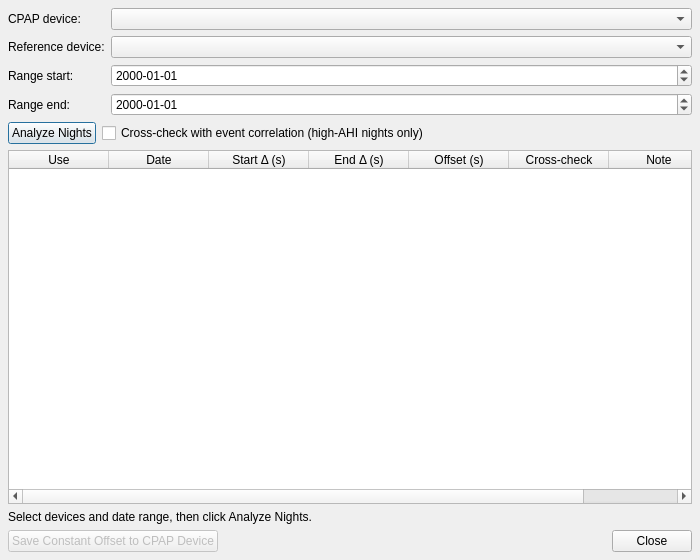
Before: the Qt Designer form oscar/clocksyncdialog.ui in garett09/OSCAR-V2, drawn with Qt 5.
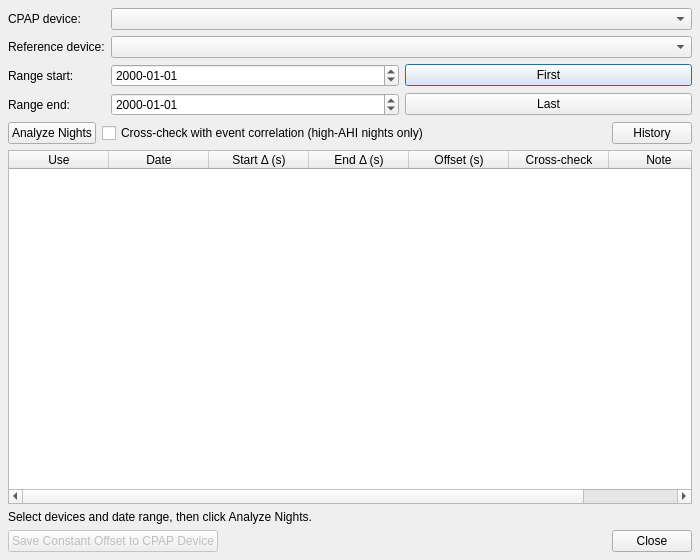
After: the same form once the commit is applied.

Commit message:
feat(ui): wire History button and upsertNights into ClockSyncDialog
Adds the History button to the analyze bar in clocksyncdialog.ui, wires
it to onHistory() which opens ClockDriftHistoryDialog, and calls
NightClockOffsetsRepository::upsertNights after populateTable() to
persist nightly measurements for the history view.

```diff
--- a/oscar/clocksyncdialog.ui
+++ b/oscar/clocksyncdialog.ui
@@ -42,20 +42,42 @@
       <widget class="QLabel"><property name="text"><string>Range start:</string></property></widget>
      </item>
      <item row="2" column="1">
+      <layout class="QHBoxLayout">
+       <item>
       <widget class="QDateEdit" name="startDate">
        <property name="calendarPopup"><bool>false</bool></property>
        <property name="displayFormat"><string>yyyy-MM-dd</string></property>
       </widget>
      </item>
+       <item>
+        <widget class="QPushButton" name="btnFirstData">
+         <property name="text"><string>First</string></property>
+         <property name="maximumWidth"><number>55</number></property>
+         <property name="toolTip"><string>Set to the earliest data date across the selected devices</string></property>
+        </widget>
+       </item>
+      </layout>
+     </item>
      <item row="3" column="0">
       <widget class="QLabel"><property name="text"><string>Range end:</string></property></widget>
      </item>
      <item row="3" column="1">
+      <layout class="QHBoxLayout">
+       <item>
       <widget class="QDateEdit" name="endDate">
        <property name="calendarPopup"><bool>false</bool></property>
        <property name="displayFormat"><string>yyyy-MM-dd</string></property>
       </widget>
      </item>
+       <item>
+        <widget class="QPushButton" name="btnLastData">
+         <property name="text"><string>Last</string></property>
+         <property name="maximumWidth"><number>55</number></property>
+         <property name="toolTip"><string>Set to the latest data date across the selected devices</string></property>
+        </widget>
+       </item>
+      </layout>
+     </item>
     </layout>
    </item>
 
@@ -81,6 +103,13 @@
        <property name="sizeHint" stdset="0"><size><width>40</width><height>20</height></size></property>
       </spacer>
      </item>
+     <item>
+      <widget class="QPushButton" name="btnHistory">
+       <property name="text"><string>History</string></property>
+       <property name="maximumWidth"><number>80</number></property>
+       <property name="toolTip"><string>View the history of measured offsets and applied corrections for this device pair</string></property>
+      </widget>
+     </item>
     </layout>
    </item>
 
```
Lines whose indentation alone changed are shown as unchanged. The commit also changes 2 other files.
